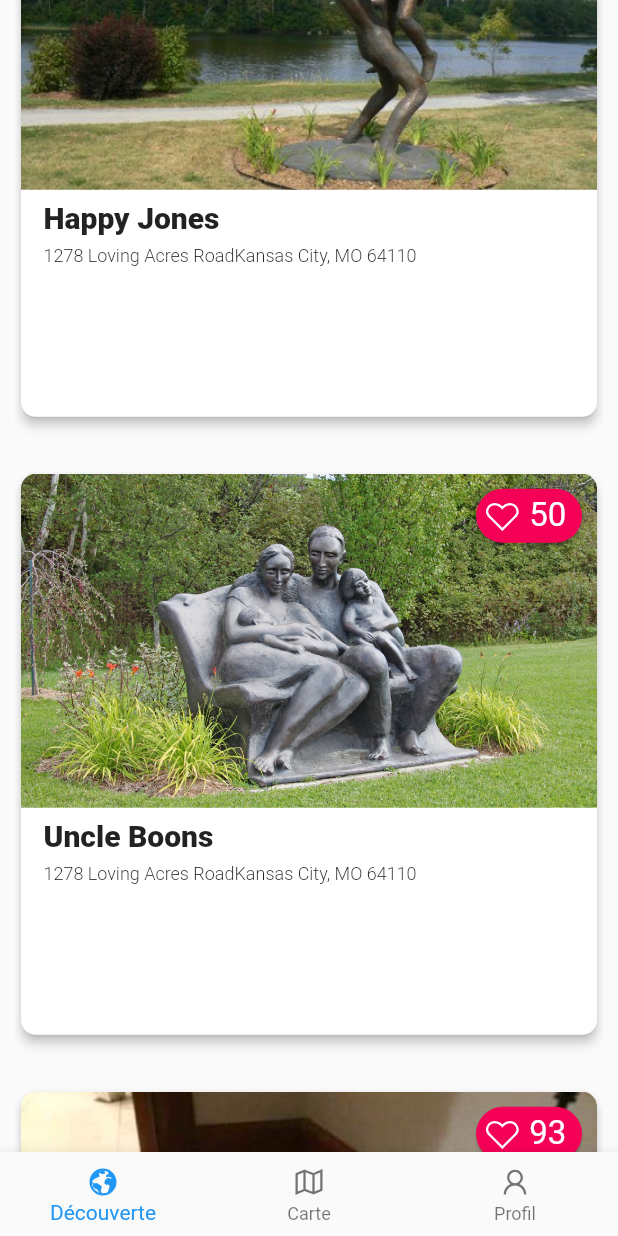
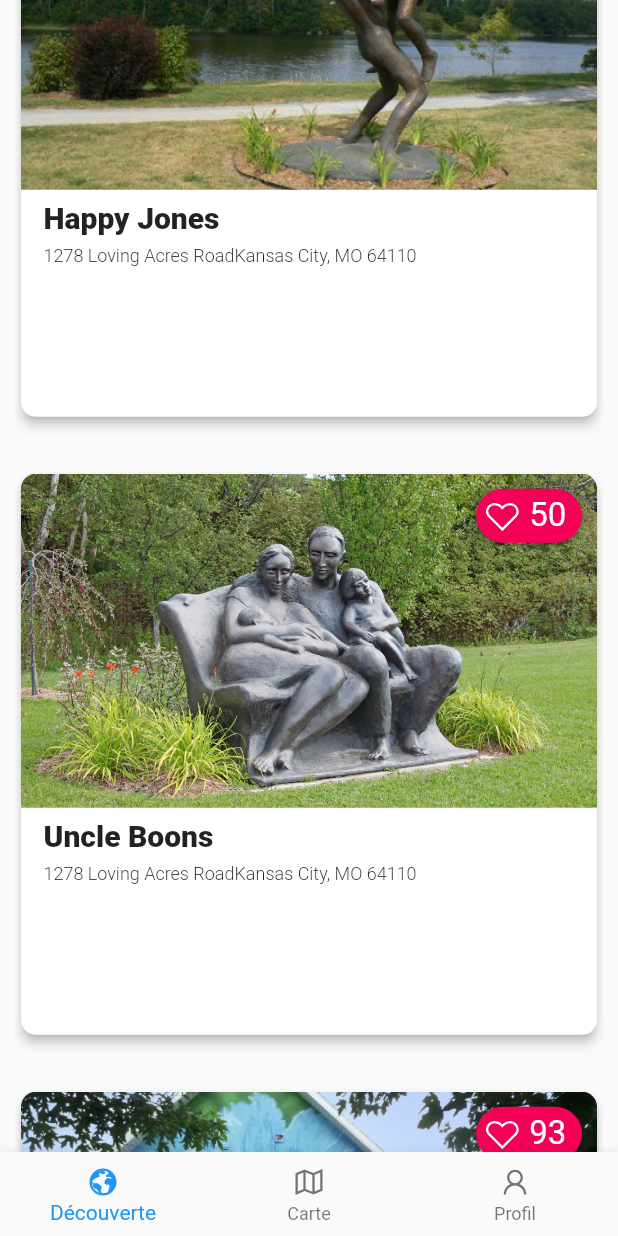
Before and after one commit to Sirmyself/HackQC2020, a Flutter app: the screen it shows after launch, scrolled down 1728 dp, on a phone screen of 412 x 824 dp. Run offline on Flutter 3.47's test engine with Material 2 defaults, Android fonts, the light colour scheme and no system bars; our stand-ins replace geolocator, google_maps_flutter, line_icons.

Commit message:
Ajout de photooooooooooos

```diff
--- a/parcoursa/lib/parcours.dart
+++ b/parcoursa/lib/parcours.dart
@@ -36,36 +36,36 @@ List parcours = [
     "nbrBalise": 3
   },
   {
-    "img": "assets/chat.jpg",
-    "title": "Happy Jones",
+    "img": "assets/montjoli_fresques.jpg",
+    "title": "Mont-Joli",
     "address": "1278 Loving Acres RoadKansas City, MO 64110",
     "rating": "93",
     "nbrBalise": 10
   },
   {
-    "img": "assets/chat.jpg",
-    "title": "Happy Jones",
+    "img": "assets/saguenay_maison-deluge.jpg",
+    "title": "Saguenay",
     "address": "1278 Loving Acres RoadKansas City, MO 64110",
     "rating": "18",
     "nbrBalise": 5
   },
   {
-    "img": "assets/chat.jpg",
-    "title": "Happy Jones",
+    "img": "assets/perce_rocher.jpg",
+    "title": "Percé",
     "address": "1278 Loving Acres RoadKansas City, MO 64110",
     "rating": "23",
     "nbrBalise": 8
   },
   {
-    "img": "assets/chat.jpg",
-    "title": "Happy Jones",
+    "img": "assets/quebec_chateau-frontenac.jpg",
+    "title": "Québec",
     "address": "1278 Loving Acres RoadKansas City, MO 64110",
     "rating": "40",
     "nbrBalise": 7
   },
   {
-    "img": "assets/chat.jpg",
-    "title": "Happy Jones",
+    "img": "assets/montreal_biodome.jpg",
+    "title": "Montréal",
     "address": "1278 Loving Acres RoadKansas City, MO 64110",
     "rating": "45",
     "nbrBalise": 3
```
Also changed, not shown: parcoursa/assets/lapocatiere_gare.jpg (added), parcoursa/assets/matane_lac-promenade.jpg (added), parcoursa/assets/montjoli_fresques.jpg (added), parcoursa/assets/montreal_biodome.jpg (added), parcoursa/assets/perce_rocher.jpg (added), parcoursa/assets/quebec_assemblee-nationale.jpg (added), parcoursa/assets/quebec_chateau-frontenac.jpg (added), parcoursa/assets/quebec_fortifications.jpg (added), parcoursa/assets/quebec_vieux.jpg (added), parcoursa/assets/rimouski_cathedrale.jpg (added), parcoursa/assets/rimouski_phare.jpg (added), parcoursa/assets/riviereduloup_chute.jpg (added), parcoursa/assets/saguenay_maison-deluge.jpg (added), parcoursa/assets/sainteluce_sculptures.jpg (added), 1 more files.
